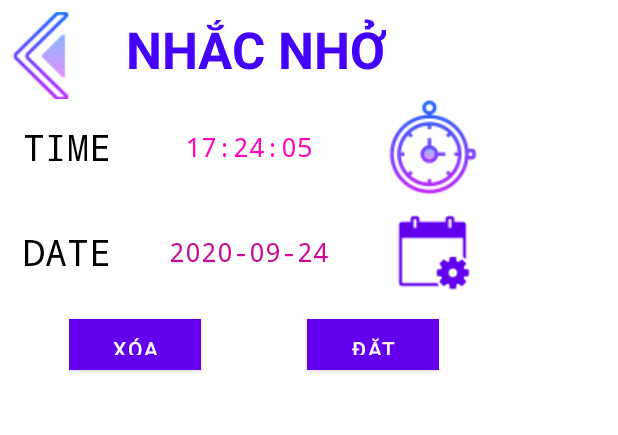
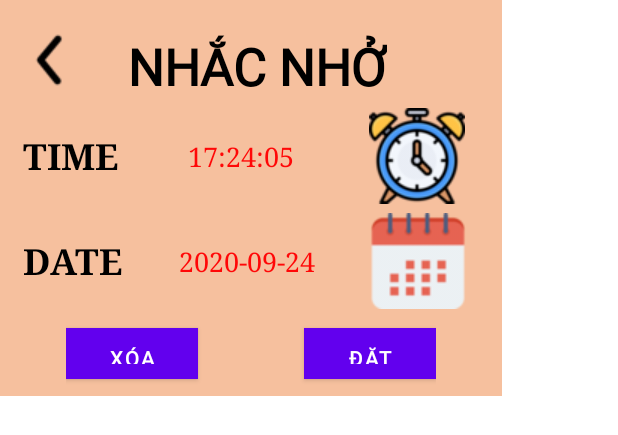
Before and after one commit to HoangPham3003/BTL_Mobile, an Android app: the layout activity_pop_reminder.xml on its own in the app's theme, with its tools: preview values and no code run, on a phone screen of 412 x 824 dp. Shown: the top 435 px of the screen. Run offline under Robolectric (Android 15) with nearby library versions, the light colour scheme and no system bars; Roboto replaces fonts that are not available here.

Commit message:
16:54 5/3/2022

```diff
--- a/app/src/main/java/com/example/bigassignment/AllNotesActivity.java
+++ b/app/src/main/java/com/example/bigassignment/AllNotesActivity.java
@@ -38,7 +38,6 @@ public class AllNotesActivity extends AppCompatActivity {
         setContentView(R.layout.activity_all_notes);
         Init();
         getdatabaseinfo(1,"ignore");
-//        createNotificationChannel();
     }
 
     private void Init() {
@@ -46,7 +45,7 @@ public class AllNotesActivity extends AppCompatActivity {
         this.user_id = intent.getStringExtra("user_id");
         System.out.println("User id: " + user_id);
 
-        Toast.makeText(getApplicationContext(),"Xin chào!",Toast.LENGTH_SHORT).show();
+//        Toast.makeText(getApplicationContext(),"Xin chào!",Toast.LENGTH_SHORT).show();
         dbManager=new DBManager(this);
 
         set_search_engine();
@@ -86,26 +85,6 @@ public class AllNotesActivity extends AppCompatActivity {
         add_edit_act_intent1.putExtra("rem_time","ignore");
         add_edit_act_intent1.putExtra("rem_date","ignore");
         startActivityForResult(add_edit_act_intent1,3);
-    }
-
-    private void createNotificationChannel() {
-        String CHANNEL_ID="ReminderID";
-        // Create the NotificationChannel, but only on API 26+ because
-        // the NotificationChannel class is new and not in the support library
-        if (Build.VERSION.SDK_INT >= Build.VERSION_CODES.O) {
-            CharSequence name = getString(R.string.channel_name);
-            String description = getString(R.string.channel_description);
-            int importance = NotificationManager.IMPORTANCE_HIGH;
-            NotificationChannel channel = new NotificationChannel(CHANNEL_ID, name, importance);
-            channel.setDescription(description);
-            channel.enableVibration(true);
-            channel.setLightColor(Color.RED);
-            channel.setVibrationPattern(new long[]{0});
-            // Register the channel with the system; you can't change the importance
-            // or other notification behaviors after this
-            NotificationManager notificationManager = getSystemService(NotificationManager.class);
-            notificationManager.createNotificationChannel(channel);
-        }
     }
 
     ArrayList<AdapterItems> listnewsData = new ArrayList<AdapterItems>();
@@ -178,7 +157,7 @@ public class AllNotesActivity extends AppCompatActivity {
 
             final AdapterItems s = listnewsDataAdpater.get(position);
 
-            String rem_DateTime=s.Time+" "+s.Date;
+            String rem_DateTime = s.Time+" "+s.Date;
             txt_datetime_rem=(TextView)myView.findViewById(R.id.date_time_id_rem);
 
             if(s.Time.equalsIgnoreCase("notset")) {
@@ -195,14 +174,26 @@ public class AllNotesActivity extends AppCompatActivity {
             txt_desc=(TextView)myView.findViewById(R.id.desc_tv2);
             txt_desc.setText(s.Description);
 
+            txt_title.setOnClickListener(new View.OnClickListener() {
+                @Override
+                public void onClick(View v) {
+                    RecordID = s.ID;
+                    RecordTitle = s.Title;
+                    RecordDesc = s.Description;
+                    RecordDateRem = s.Date;
+                    RecordTimeRem = s.Time;
+                    update_element_new();
+                }
+            });
+
             txt_desc.setOnClickListener(new View.OnClickListener() {
                 @Override
                 public void onClick(View v) {
-                    RecordID=s.ID;
-                    RecordTitle=s.Title;
-                    RecordDesc=s.Description;
-                    RecordDateRem=s.Date;
-                    RecordTimeRem=s.Time;
+                    RecordID = s.ID;
+                    RecordTitle = s.Title;
+                    RecordDesc = s.Description;
+                    RecordDateRem = s.Date;
+                    RecordTimeRem = s.Time;
                     update_element_new();
                 }
             });
--- a/app/src/main/java/com/example/bigassignment/MyReceiver.java
+++ b/app/src/main/java/com/example/bigassignment/MyReceiver.java
@@ -73,7 +73,7 @@ public class MyReceiver extends BroadcastReceiver {
                 // notificationId is a unique int for each notification that you must define
                 notificationManager.notify(notification_id, builder.build());
 
-                Toast.makeText(context, b.getString("AlarmMessage"), Toast.LENGTH_LONG).show();
+//                Toast.makeText(context, b.getString("AlarmMessage"), Toast.LENGTH_LONG).show();
             }
             else{
                 System.out.println("Notification also canceled for "+notification_id);
--- a/app/src/main/res/layout/activity_change_pwd.xml
+++ b/app/src/main/res/layout/activity_change_pwd.xml
@@ -4,6 +4,7 @@
     xmlns:tools="http://schemas.android.com/tools"
     android:layout_width="match_parent"
     android:layout_height="match_parent"
+    android:background="@color/bgHomeView"
     tools:context=".ChangePwdActivity">
 
     <ImageView
@@ -32,9 +33,9 @@
             android:layout_width="40dp"
             android:layout_height="40dp"
             android:layout_margin="20dp"
-            android:src="@drawable/back_icon"
             android:clickable="true"
             android:onClick="turn_back"
+            android:src="@drawable/back_icon"
             tools:ignore="OnClick" />
 
         <TextView
@@ -75,8 +76,8 @@
             android:layout_width="120dp"
             android:layout_height="120dp"
             android:layout_gravity="center"
+            android:layout_marginLeft="30dp"
             android:layout_marginTop="5dp"
-            android:layout_marginLeft="30dp"
             android:src="@drawable/account_icon" />
         "
     </LinearLayout>
--- a/app/src/main/res/layout/activity_pop_reminder.xml
+++ b/app/src/main/res/layout/activity_pop_reminder.xml
@@ -8,7 +8,7 @@
     <LinearLayout
         android:layout_width="wrap_content"
         android:layout_height="wrap_content"
-        android:background="#FFFFFF"
+        android:background="#F6C09E"
         android:orientation="vertical">
 
         <LinearLayout
@@ -18,11 +18,12 @@
 
             <ImageButton
                 android:id="@+id/back_rem"
-                android:layout_width="54dp"
-                android:layout_height="58dp"
+                android:layout_width="43dp"
+                android:layout_height="64dp"
+                android:layout_marginStart="12dp"
                 android:layout_marginTop="8dp"
-                android:background="#FFFFFF"
-                app:srcCompat="@drawable/back_rem_icon_small" />
+                android:background="#F6C09E"
+                app:srcCompat="@drawable/back_icon_small" />
 
             <TextView
                 android:id="@+id/head_rem"
@@ -30,8 +31,10 @@
                 android:layout_height="wrap_content"
                 android:layout_gravity="center_vertical"
                 android:layout_marginLeft="30dp"
+                android:layout_marginTop="8dp"
+                android:fontFamily="@font/aldrich"
                 android:text="NHẮC NHỞ"
-                android:textColor="#4400FD"
+                android:textColor="@color/black"
                 android:textSize="34sp"
                 android:textStyle="bold" />
         </LinearLayout>
@@ -49,42 +52,43 @@
                 android:layout_marginLeft="15dp"
                 android:layout_marginTop="5dp"
                 android:layout_marginBottom="5dp"
-                android:fontFamily="monospace"
+                android:fontFamily="serif"
                 android:text="TIME"
                 android:textColor="#000000"
                 android:textColorHighlight="#FFFFFF"
                 android:textColorHint="#FFFFFF"
-                android:textSize="24sp" />
+                android:textSize="24sp"
+                android:textStyle="bold" />
 
             <TextView
                 android:id="@+id/time_df"
-                android:layout_width="166dp"
+                android:layout_width="144dp"
                 android:layout_height="wrap_content"
                 android:layout_gravity="center_vertical"
                 android:layout_marginLeft="9dp"
                 android:layout_marginTop="5dp"
                 android:layout_marginBottom="5dp"
                 android:layout_weight="1"
-                android:fontFamily="monospace"
+                android:fontFamily="serif"
                 android:gravity="center_horizontal"
                 android:text="17:24:05"
-                android:textColor="#FF07BA"
+                android:textColor="#FF0707"
                 android:textColorHighlight="#FFFFFF"
                 android:textColorHint="#FFFFFF"
                 android:textSize="18sp" />
 
             <ImageButton
                 android:id="@+id/time_pick"
-                android:layout_width="78dp"
+                android:layout_width="90dp"
                 android:layout_height="wrap_content"
                 android:layout_gravity="center_vertical"
                 android:layout_marginRight="12dp"
                 android:layout_weight="1"
-                android:background="#FFFFFF"
+                android:background="#F6C09E"
                 android:onClick="bu_time_pick"
                 android:outlineAmbientShadowColor="#FFFFFF"
                 android:outlineSpotShadowColor="#FFFFFF"
-                app:srcCompat="@drawable/time_picker_icon_small" />
+                app:srcCompat="@drawable/clock_icon" />
 
         </LinearLayout>
 
@@ -101,40 +105,41 @@
                 android:layout_marginLeft="15dp"
                 android:layout_marginTop="5dp"
                 android:layout_marginBottom="5dp"
-                android:fontFamily="monospace"
+                android:fontFamily="serif"
                 android:text="DATE"
                 android:textColor="#000000"
                 android:textColorHighlight="#FFFFFF"
                 android:textColorHint="#FFFFFF"
-                android:textSize="24sp" />
+                android:textSize="24sp"
+                android:textStyle="bold" />
 
             <TextView
                 android:id="@+id/date_df"
-                android:layout_width="166dp"
+                android:layout_width="145dp"
                 android:layout_height="wrap_content"
                 android:layout_gravity="center_vertical"
                 android:layout_marginLeft="9dp"
                 android:layout_marginTop="5dp"
                 android:layout_marginBottom="5dp"
                 android:layout_weight="1"
-                android:fontFamily="monospace"
+                android:fontFamily="serif"
                 android:gravity="center_horizontal"
                 android:text="2020-09-24"
-                android:textColor="#CA0994"
+                android:textColor="#FF0707"
                 android:textColorHighlight="#FFFFFF"
                 android:textColorHint="#FFFFFF"
                 android:textSize="18sp" />
 
             <ImageButton
                 android:id="@+id/date_pic"
-                android:layout_width="78dp"
+                android:layout_width="82dp"
                 android:layout_height="76dp"
                 android:layout_gravity="center_vertical"
                 android:layout_marginRight="12dp"
                 android:layout_weight="1"
-                android:background="#FFFFFF"
+                android:background="#F6C09E"
                 android:onClick="bu_date_pick"
-                app:srcCompat="@drawable/date_picker_icon_small" />
+                app:srcCompat="@drawable/calendar_icon" />
 
         </LinearLayout>
 
@@ -142,7 +147,7 @@
             android:layout_width="wrap_content"
             android:layout_height="wrap_content"
             android:layout_gravity="center_horizontal"
-            android:background="#FFFFFF"
+            android:background="#F6C09E"
             android:gravity="center"
             android:orientation="horizontal">
 
```
Also changed, not shown: app/src/main/res/drawable-v24/back_icon_small.png (added), app/src/main/res/drawable-v24/calendar_icon.png (added), app/src/main/res/drawable-v24/clock_icon.png (added), app/src/main/res/drawable-v24/date_picker_icon_small.png (deleted), app/src/main/res/drawable-v24/time_picker_icon_small.png (deleted).
